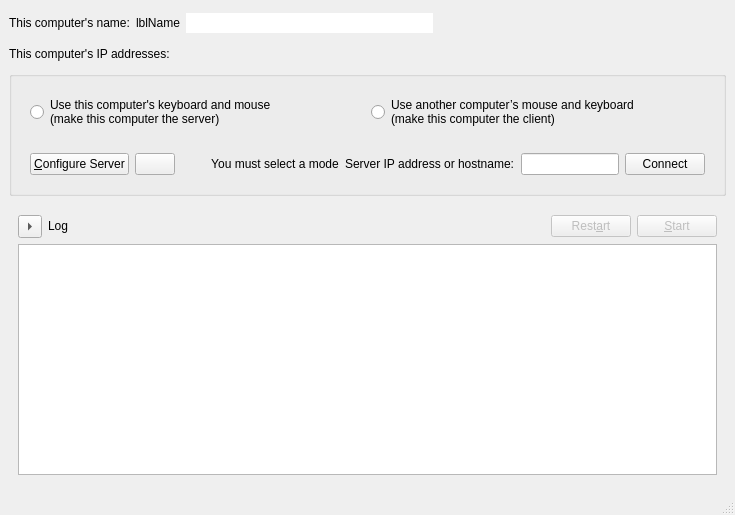
This is src/lib/gui/MainWindow.ui in heast90/deskflow as Qt 5 draws it before an edit. The edited form follows.
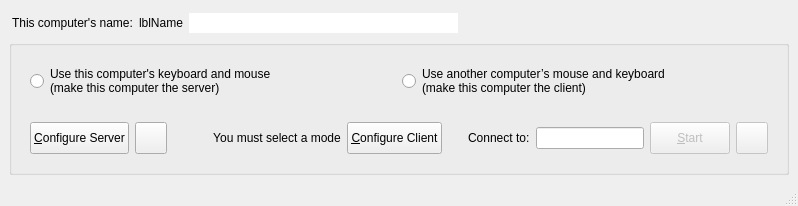
This is the edited form. Icons and pictures are not drawn.

The edit to the form file:
```diff
--- a/src/lib/gui/MainWindow.ui
+++ b/src/lib/gui/MainWindow.ui
@@ -2,27 +2,16 @@
 <ui version="4.0">
  <class>MainWindow</class>
  <widget class="QMainWindow" name="MainWindow">
-  <property name="geometry">
-   <rect>
-    <x>0</x>
-    <y>0</y>
-    <width>735</width>
-    <height>515</height>
-   </rect>
-  </property>
-  <property name="sizePolicy">
-   <sizepolicy hsizetype="Preferred" vsizetype="Maximum">
-    <horstretch>0</horstretch>
-    <verstretch>0</verstretch>
-   </sizepolicy>
-  </property>
-  <property name="windowTitle">
-   <string>Deskflow</string>
-  </property>
   <widget class="QWidget" name="topLevelWidget">
+   <property name="sizePolicy">
+    <sizepolicy hsizetype="Preferred" vsizetype="Maximum">
+     <horstretch>0</horstretch>
+     <verstretch>0</verstretch>
+    </sizepolicy>
+   </property>
    <layout class="QVBoxLayout" name="_2">
     <property name="spacing">
-     <number>10</number>
+     <number>3</number>
     </property>
     <item>
      <widget class="QWidget" name="widget" native="true">
@@ -40,16 +29,16 @@
       </property>
       <layout class="QHBoxLayout" name="horizontalLayout_5">
        <property name="leftMargin">
-        <number>0</number>
+        <number>3</number>
        </property>
        <property name="topMargin">
-        <number>0</number>
+        <number>3</number>
        </property>
        <property name="rightMargin">
-        <number>0</number>
+        <number>3</number>
        </property>
        <property name="bottomMargin">
-        <number>0</number>
+        <number>3</number>
        </property>
        <item>
         <widget class="QLabel" name="labelComputerName">
@@ -131,35 +120,29 @@
          </property>
          <property name="sizeHint" stdset="0">
           <size>
-           <width>40</width>
+           <width>6</width>
            <height>20</height>
           </size>
          </property>
         </spacer>
        </item>
+       <item>
+        <widget class="QLabel" name="lblIpAddresses">
+         <property name="sizePolicy">
+          <sizepolicy hsizetype="Preferred" vsizetype="Fixed">
+           <horstretch>0</horstretch>
+           <verstretch>0</verstretch>
+          </sizepolicy>
+         </property>
+        </widget>
+       </item>
       </layout>
      </widget>
     </item>
-    <item>
-     <widget class="QLabel" name="lblIpAddresses">
-      <property name="sizePolicy">
-       <sizepolicy hsizetype="Preferred" vsizetype="Fixed">
-        <horstretch>0</horstretch>
-        <verstretch>0</verstretch>
-       </sizepolicy>
-      </property>
-      <property name="toolTip">
-       <string>&lt;html&gt;&lt;head/&gt;&lt;body&gt;&lt;p&gt;The highlighted IP is the one we think you should use. The server listens on all IPs, so the other IPs may work as well.&lt;/p&gt;&lt;/body&gt;&lt;/html&gt;</string>
-      </property>
-      <property name="text">
-       <string notr="true">This computer's IP addresses:</string>
-      </property>
-     </widget>
-    </item>
     <item>
      <widget class="QGroupBox" name="groupBox">
       <property name="sizePolicy">
-       <sizepolicy hsizetype="Preferred" vsizetype="Maximum">
+       <sizepolicy hsizetype="Preferred" vsizetype="Fixed">
         <horstretch>0</horstretch>
         <verstretch>0</verstretch>
        </sizepolicy>
@@ -198,15 +181,33 @@
        </item>
        <item>
         <widget class="QWidget" name="widgetModeOptions" native="true">
+         <property name="sizePolicy">
+          <sizepolicy hsizetype="Preferred" vsizetype="Maximum">
+           <horstretch>0</horstretch>
+           <verstretch>0</verstretch>
+          </sizepolicy>
+         </property>
          <layout class="QHBoxLayout" name="horizontalLayout_2">
           <item>
            <widget class="QWidget" name="serverOptions" native="true">
             <property name="sizePolicy">
-             <sizepolicy hsizetype="Preferred" vsizetype="Maximum">
+             <sizepolicy hsizetype="Preferred" vsizetype="Fixed">
               <horstretch>0</horstretch>
               <verstretch>0</verstretch>
              </sizepolicy>
             </property>
+            <property name="minimumSize">
+             <size>
+              <width>0</width>
+              <height>32</height>
+             </size>
+            </property>
+            <property name="maximumSize">
+             <size>
+              <width>16777215</width>
+              <height>32</height>
+             </size>
+            </property>
             <layout class="QHBoxLayout" name="horizontalLayout_4">
              <property name="leftMargin">
               <number>0</number>
@@ -228,6 +229,18 @@
                  <verstretch>0</verstretch>
                 </sizepolicy>
                </property>
+               <property name="minimumSize">
+                <size>
+                 <width>0</width>
+                 <height>32</height>
+                </size>
+               </property>
+               <property name="maximumSize">
+                <size>
+                 <width>16777215</width>
+                 <height>32</height>
+                </size>
+               </property>
                <property name="text">
                 <string>&amp;Configure Server</string>
                </property>
@@ -235,6 +248,24 @@
              </item>
              <item>
               <widget class="QPushButton" name="btnSaveServerConfig">
+               <property name="sizePolicy">
+                <sizepolicy hsizetype="Fixed" vsizetype="Fixed">
+                 <horstretch>0</horstretch>
+                 <verstretch>0</verstretch>
+                </sizepolicy>
+               </property>
+               <property name="minimumSize">
+                <size>
+                 <width>32</width>
+                 <height>32</height>
+                </size>
+               </property>
+               <property name="maximumSize">
+                <size>
+                 <width>32</width>
+                 <height>32</height>
+                </size>
+               </property>
                <property name="toolTip">
                 <string>Export server configuration</string>
                </property>
@@ -290,6 +321,47 @@
              <property name="bottomMargin">
               <number>0</number>
              </property>
+             <item>
+              <widget class="QPushButton" name="btnConfigureClient">
+               <property name="sizePolicy">
+                <sizepolicy hsizetype="Maximum" vsizetype="Fixed">
+                 <horstretch>0</horstretch>
+                 <verstretch>0</verstretch>
+                </sizepolicy>
+               </property>
+               <property name="minimumSize">
+                <size>
+                 <width>0</width>
+                 <height>32</height>
+                </size>
+               </property>
+               <property name="maximumSize">
+                <size>
+                 <width>16777215</width>
+                 <height>32</height>
+                </size>
+               </property>
+               <property name="text">
+                <string>&amp;Configure Client</string>
+               </property>
+              </widget>
+             </item>
+             <item>
+              <spacer name="horizontalSpacer_3">
+               <property name="orientation">
+                <enum>Qt::Orientation::Horizontal</enum>
+               </property>
+               <property name="sizeType">
+                <enum>QSizePolicy::Policy::Fixed</enum>
+               </property>
+               <property name="sizeHint" stdset="0">
+                <size>
+                 <width>20</width>
+                 <height>5</height>
+                </size>
+               </property>
+              </spacer>
+             </item>
              <item>
               <widget class="QLabel" name="m_pLabelServerName">
                <property name="sizePolicy">
@@ -299,7 +371,7 @@
                 </sizepolicy>
                </property>
                <property name="text">
-                <string>Server IP address or hostname:</string>
+                <string>Connect to:</string>
                </property>
                <property name="indent">
                 <number>0</number>
@@ -319,10 +391,98 @@
                </property>
               </widget>
              </item>
+            </layout>
+           </widget>
+          </item>
+          <item>
+           <widget class="QWidget" name="horizontalWidget" native="true">
+            <property name="sizePolicy">
+             <sizepolicy hsizetype="Preferred" vsizetype="Fixed">
+              <horstretch>0</horstretch>
+              <verstretch>0</verstretch>
+             </sizepolicy>
+            </property>
+            <property name="minimumSize">
+             <size>
+              <width>0</width>
+              <height>32</height>
+             </size>
+            </property>
+            <property name="maximumSize">
+             <size>
+              <width>16777215</width>
+              <height>32</height>
+             </size>
+            </property>
+            <layout class="QHBoxLayout" name="horizontalLayout_6">
+             <property name="leftMargin">
+              <number>0</number>
+             </property>
+             <property name="topMargin">
+              <number>0</number>
+             </property>
+             <property name="rightMargin">
+              <number>0</number>
+             </property>
+             <property name="bottomMargin">
+              <number>0</number>
+             </property>
              <item>
-              <widget class="QPushButton" name="btnConnect">
+              <widget class="QPushButton" name="btnToggleCore">
+               <property name="enabled">
+                <bool>false</bool>
+               </property>
+               <property name="sizePolicy">
+                <sizepolicy hsizetype="Maximum" vsizetype="Fixed">
+                 <horstretch>0</horstretch>
+                 <verstretch>0</verstretch>
+                </sizepolicy>
+               </property>
+               <property name="minimumSize">
+                <size>
+                 <width>0</width>
+                 <height>32</height>
+                </size>
+               </property>
+               <property name="maximumSize">
+                <size>
+                 <width>16777215</width>
+                 <height>32</height>
+                </size>
+               </property>
                <property name="text">
-                <string>Connect</string>
+                <string>&amp;Start</string>
+               </property>
+              </widget>
+             </item>
+             <item>
+              <widget class="QPushButton" name="btnRestartCore">
+               <property name="enabled">
+                <bool>false</bool>
+               </property>
+               <property name="sizePolicy">
+                <sizepolicy hsizetype="Fixed" vsizetype="Fixed">
+                 <horstretch>0</horstretch>
+                 <verstretch>0</verstretch>
+                </sizepolicy>
+               </property>
+               <property name="minimumSize">
+                <size>
+                 <width>32</width>
+                 <height>32</height>
+                </size>
+               </property>
+               <property name="maximumSize">
+                <size>
+                 <width>32</width>
+                 <height>32</height>
+                </size>
+               </property>
+               <property name="toolTip">
+                <string>Restart</string>
+               </property>
+               <property name="icon">
+                <iconset theme="view-refresh"/>
                </property>
               </widget>
              </item>
@@ -335,109 +495,6 @@
       </layout>
      </widget>
     </item>
-    <item>
-     <widget class="QFrame" name="frameLog">
-      <property name="sizePolicy">
-       <sizepolicy hsizetype="Preferred" vsizetype="Minimum">
-        <horstretch>0</horstretch>
-        <verstretch>0</verstretch>
-       </sizepolicy>
-      </property>
-      <property name="frameShape">
-       <enum>QFrame::Shape::NoFrame</enum>
-      </property>
-      <property name="frameShadow">
-       <enum>QFrame::Shadow::Plain</enum>
-      </property>
-      <layout class="QVBoxLayout" name="_3">
-       <item>
-        <layout class="QHBoxLayout" name="_4">
-         <property name="sizeConstraint">
-          <enum>QLayout::SizeConstraint::SetMinAndMaxSize</enum>
-         </property>
-         <item>
-          <widget class="QToolButton" name="btnToggleLog">
-           <property name="checkable">
-            <bool>true</bool>
-           </property>
-           <property name="arrowType">
-            <enum>Qt::ArrowType::RightArrow</enum>
-           </property>
-          </widget>
-         </item>
-         <item>
-          <widget class="QLabel" name="lblLog">
-           <property name="sizePolicy">
-            <sizepolicy hsizetype="Preferred" vsizetype="Fixed">
-             <horstretch>0</horstretch>
-             <verstretch>0</verstretch>
-            </sizepolicy>
-           </property>
-           <property name="text">
-            <string>Log</string>
-           </property>
-          </widget>
-         </item>
-         <item>
-          <spacer name="spacer">
-           <property name="orientation">
-            <enum>Qt::Orientation::Horizontal</enum>
-           </property>
-           <property name="sizeHint" stdset="0">
-            <size>
-             <width>40</width>
-             <height>20</height>
-            </size>
-           </property>
-          </spacer>
-         </item>
-         <item>
-          <widget class="QPushButton" name="btnRestartCore">
-           <property name="enabled">
-            <bool>false</bool>
-           </property>
-           <property name="text">
-            <string>Rest&amp;art</string>
-           </property>
-           <property name="icon">
-            <iconset theme="view-refresh"/>
-           </property>
-          </widget>
-         </item>
-         <item>
-          <widget class="QPushButton" name="btnToggleCore">
-           <property name="enabled">
-            <bool>false</bool>
-           </property>
-           <property name="text">
-            <string>&amp;Start</string>
-           </property>
-          </widget>
-         </item>
-        </layout>
-       </item>
-       <item>
-        <widget class="QPlainTextEdit" name="textLog">
-         <property name="sizePolicy">
-          <sizepolicy hsizetype="Expanding" vsizetype="Expanding">
-           <horstretch>0</horstretch>
-           <verstretch>0</verstretch>
-          </sizepolicy>
-         </property>
-         <property name="lineWrapMode">
-          <enum>QPlainTextEdit::LineWrapMode::NoWrap</enum>
-         </property>
-         <property name="readOnly">
-          <bool>true</bool>
-         </property>
-         <property name="maximumBlockCount">
-          <number>10000</number>
-         </property>
-        </widget>
-       </item>
-      </layout>
-     </widget>
-    </item>
    </layout>
   </widget>
   <widget class="QStatusBar" name="statusBar"/>
```
Left out of the diff: 10 changed lines with no effect on the pictures.
